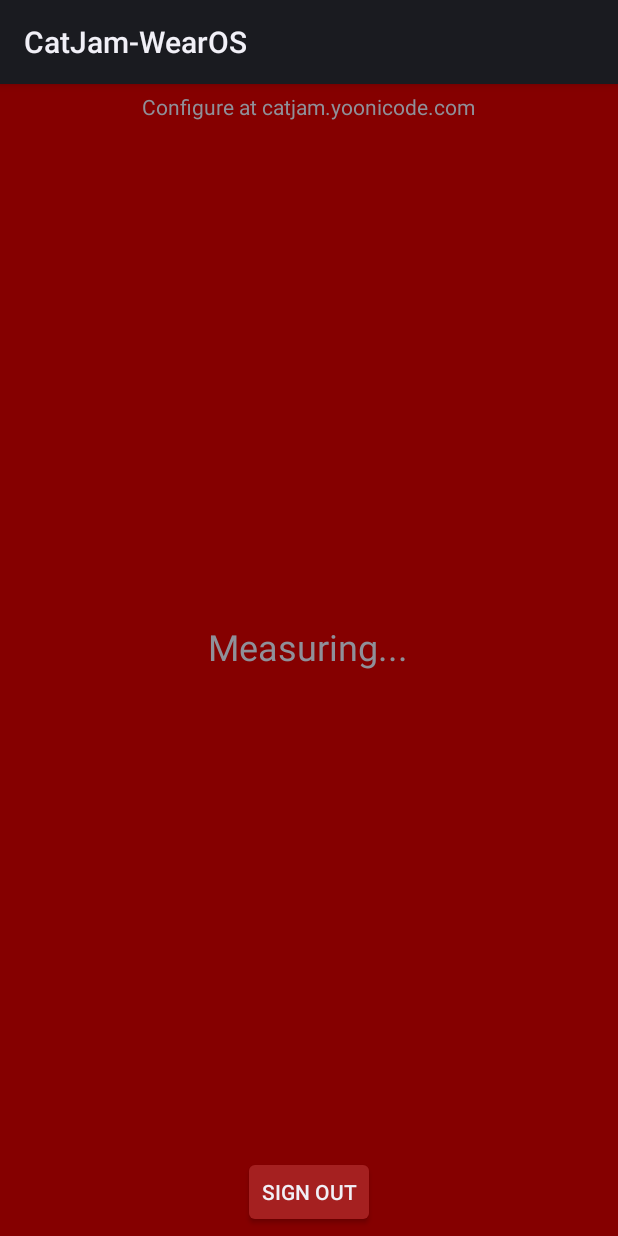
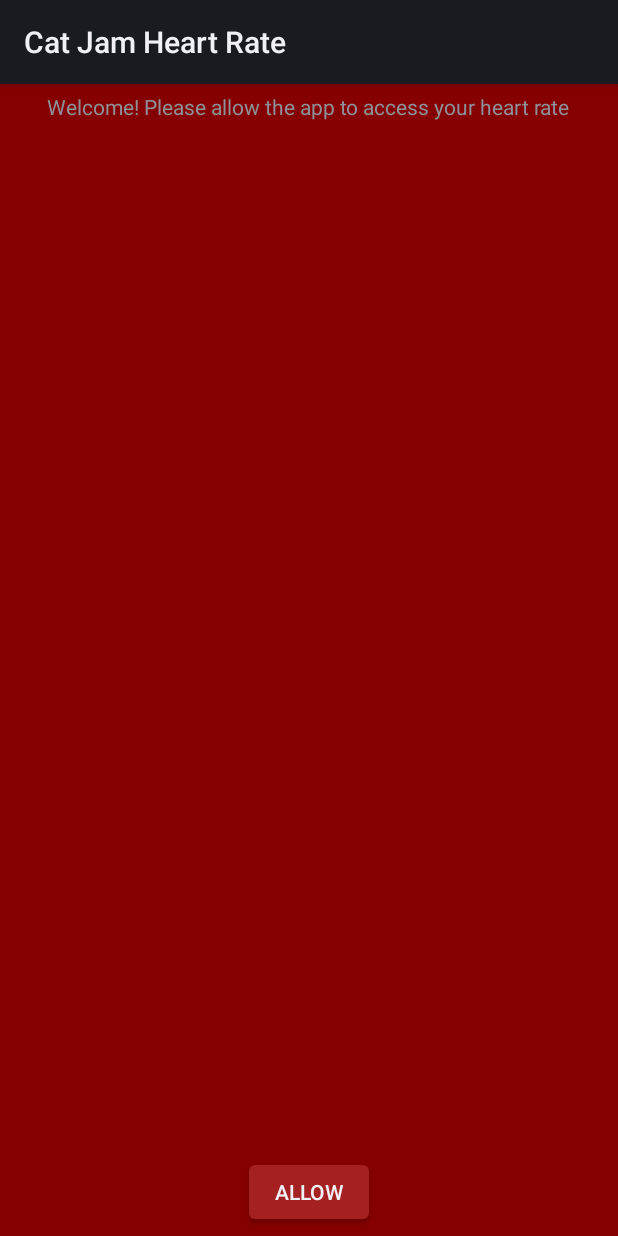
Before and after one commit to ericyoondotcom/CatJamHeartRate, an Android app: the layout activity_main.xml on its own in the app's theme, with its tools: preview values and no code run, on a phone screen of 412 x 824 dp. Run offline under Robolectric (Android 15) with nearby library versions, the phone set to English and light mode, and no system bars; plain views replace BoxInsetLayout.

Commit message:
Change sign-in flow

```diff
--- a/catjam-wearos/app/src/main/AndroidManifest.xml
+++ b/catjam-wearos/app/src/main/AndroidManifest.xml
@@ -29,10 +29,10 @@
         <activity
             android:name=".MainActivity"
             android:exported="true"
-            android:label="@string/app_name">
+            android:launchMode="singleInstance"
+        >
             <intent-filter>
                 <action android:name="android.intent.action.MAIN" />
-
                 <category android:name="android.intent.category.LAUNCHER" />
             </intent-filter>
         </activity>
--- a/catjam-wearos/app/src/main/java/com/yoonicode/catjam_wearos/HeartService.java
+++ b/catjam-wearos/app/src/main/java/com/yoonicode/catjam_wearos/HeartService.java
@@ -77,6 +77,7 @@ public class HeartService extends Service {
         super.onDestroy();
         Log.d("s", "Service destroy called.");
         sensorManager.unregisterListener(listener, sensor);
+        if(FirebaseManager.instance != null) FirebaseManager.instance.updateHeartRate(0);
     }
 
     public int getCurrentHeartRate() {
--- a/catjam-wearos/app/src/main/res/layout/activity_main.xml
+++ b/catjam-wearos/app/src/main/res/layout/activity_main.xml
@@ -10,9 +10,61 @@
     tools:deviceIds="wear">
 
     <FrameLayout
+        android:id="@+id/no_permission"
         android:layout_width="match_parent"
         android:layout_height="match_parent"
         android:padding="@dimen/inner_frame_layout_padding"
+        android:visibility="visible"
+        app:layout_boxedEdges="all">
+
+        <TextView
+            android:id="@+id/no_permission_subtitle"
+            android:layout_width="wrap_content"
+            android:layout_height="wrap_content"
+            android:layout_gravity="center_horizontal|top"
+            android:text="@string/no_permission_subtitle"
+            android:textAlignment="center" />
+
+        <Button
+            android:id="@+id/grant_permission_button"
+            android:layout_width="wrap_content"
+            android:layout_height="wrap_content"
+            android:layout_gravity="bottom|center_horizontal"
+            android:backgroundTint="@color/button_bg"
+            android:text="@string/allow" />
+    </FrameLayout>
+
+    <FrameLayout
+        android:id="@+id/unauthenticated"
+        android:layout_width="match_parent"
+        android:layout_height="match_parent"
+        android:padding="@dimen/inner_frame_layout_padding"
+        android:visibility="gone"
+        app:layout_boxedEdges="all">
+
+        <TextView
+            android:id="@+id/unauthenticated_subtitle"
+            android:layout_width="wrap_content"
+            android:layout_height="wrap_content"
+            android:layout_gravity="center_horizontal|top"
+            android:text="@string/unauthenticated_subtitle"
+            android:textAlignment="center" />
+
+        <Button
+            android:id="@+id/sign_in_button"
+            android:layout_width="wrap_content"
+            android:layout_height="wrap_content"
+            android:layout_gravity="bottom|center_horizontal"
+            android:backgroundTint="@color/button_bg"
+            android:text="@string/get_started" />
+    </FrameLayout>
+
+    <FrameLayout
+        android:id="@+id/main"
+        android:layout_width="match_parent"
+        android:layout_height="match_parent"
+        android:padding="@dimen/inner_frame_layout_padding"
+        android:visibility="gone"
         app:layout_boxedEdges="all">
 
         <TextView
@@ -21,8 +73,7 @@
             android:layout_height="wrap_content"
             android:layout_gravity="center_horizontal|top"
             android:text="@string/main_page_subtitle"
-            android:textAlignment="center"
-            />
+            android:textAlignment="center" />
 
         <TextView
             android:id="@+id/hr_display"
@@ -30,7 +81,7 @@
             android:layout_height="50dp"
             android:layout_gravity="center"
             android:autoSizeMaxTextSize="24sp"
-            android:autoSizeMinTextSize="10sp"
+            android:autoSizeMinTextSize="8sp"
             android:autoSizeTextType="uniform"
             android:hyphenationFrequency="none"
             android:text="@string/accuracy_measuring"
@@ -41,7 +92,7 @@
             android:layout_width="wrap_content"
             android:layout_height="wrap_content"
             android:layout_gravity="center_horizontal|bottom"
-            android:backgroundTint="@color/sign_out_bg"
+            android:backgroundTint="@color/button_bg"
             android:text="@string/sign_out" />
 
     </FrameLayout>
--- a/catjam-wearos/app/src/main/res/values/strings.xml
+++ b/catjam-wearos/app/src/main/res/values/strings.xml
@@ -1,8 +1,14 @@
 <resources>
     <color name="color_bg">#850000</color>
     <string name="stop_service_action">stop_service</string>
-    <string name="app_name">CatJam-WearOS</string>
+    <string name="app_name">Cat Jam Heart Rate</string>
     <string name="main_page_subtitle">Configure at catjam.yoonicode.com</string>
+    <string name="sign_out">Sign out</string>
+    <color name="button_bg">#A52020</color>
+    <string name="no_permission_subtitle">Welcome! Please allow the app to access your heart rate</string>
+    <string name="allow">Allow</string>
+    <string name="unauthenticated_subtitle">Next, link your Google account to get started</string>
+    <string name="get_started">Let\'s go</string>
 
     <string name="notification_channel_name">Status notifications</string>
     <string name="notification_channel_description">Show that the heart rate service is running.</string>
@@ -13,7 +19,4 @@
     <string name="accuracy_measuring">Measuring...</string>
     <string name="accuracy_inaccurate">Inaccurate measurements</string>
     <string name="accuracy_no_contact">Put on watch</string>
-
-    <string name="sign_out">Sign out</string>
-    <color name="sign_out_bg">#A52020</color>
 </resources>
```
Also changed, not shown: catjam-wearos/app/build.gradle (+5 -5 lines), catjam-wearos/app/src/main/java/com/yoonicode/catjam_wearos/MainActivity.java (+35 -25 lines), catjam-wearos/app/src/main/res/layout/activity_authentication.xml (+6 -12 lines).
